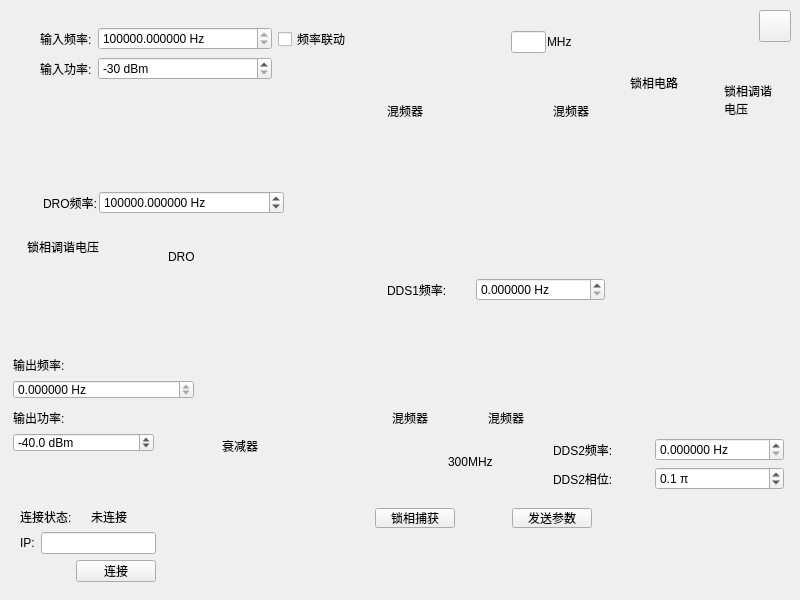
GrammerT/radio_ctrl, file newwidget.ui: the form before one commit.
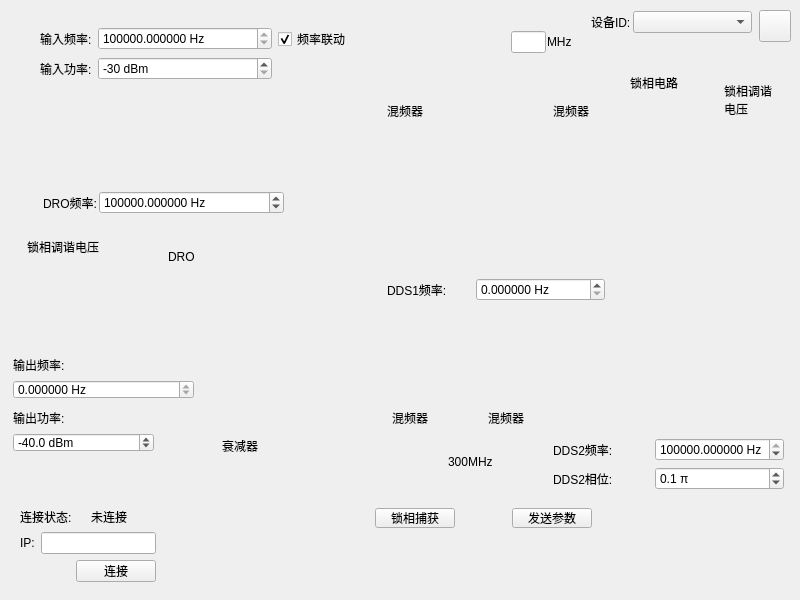
The form after the commit.

The edit to the form file:
```diff
--- a/newwidget.ui
+++ b/newwidget.ui
@@ -255,6 +255,9 @@
       <property name="maximum">
        <double>9999999999999999635896294965248.000000000000000</double>
       </property>
+      <property name="value">
+       <double>107368230.000000000000000</double>
+      </property>
      </widget>
     </item>
     <item row="1" column="1">
@@ -384,6 +387,9 @@
       <property name="text">
        <string>频率联动</string>
       </property>
+      <property name="checked">
+       <bool>true</bool>
+      </property>
      </widget>
     </item>
     <item row="1" column="0">
@@ -708,6 +714,38 @@
     </item>
    </layout>
   </widget>
+  <widget class="QWidget" name="layoutWidget">
+   <property name="geometry">
+    <rect>
+     <x>591</x>
+     <y>10</y>
+     <width>161</width>
+     <height>24</height>
+    </rect>
+   </property>
+   <layout class="QHBoxLayout" name="horizontalLayout_7">
+    <property name="spacing">
+     <number>2</number>
+    </property>
+    <item>
+     <widget class="QLabel" name="label_7">
+      <property name="text">
+       <string>设备ID:</string>
+      </property>
+     </widget>
+    </item>
+    <item>
+     <widget class="QComboBox" name="m_pComBoxDataList">
+      <property name="sizePolicy">
+       <sizepolicy hsizetype="Expanding" vsizetype="Fixed">
+        <horstretch>0</horstretch>
+        <verstretch>0</verstretch>
+       </sizepolicy>
+      </property>
+     </widget>
+    </item>
+   </layout>
+  </widget>
  </widget>
  <resources/>
  <connections/>
```
Left out of the diff: 9 changed lines with no effect on the pictures.
